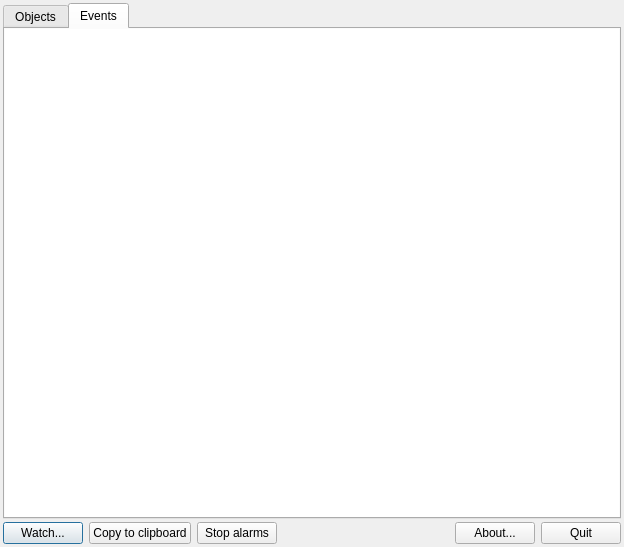
Before: the Qt Designer form FilesystemWatcher.ui in FelixdelasPozas/FilesystemWatcher, drawn with Qt 5.
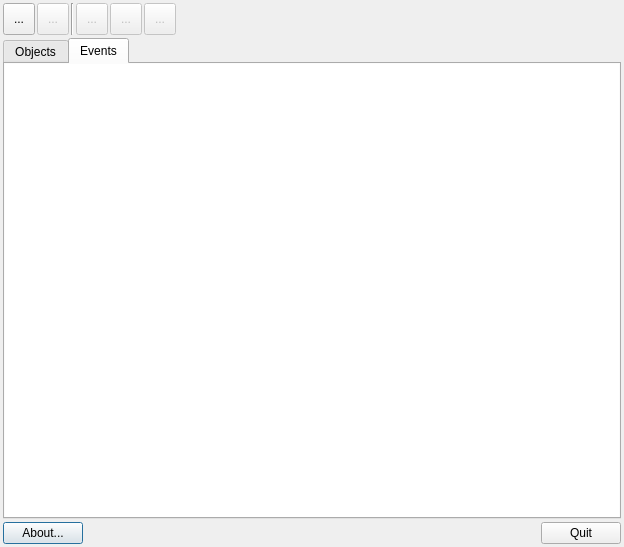
After: the same form once the commit is applied. Icons and pictures are not drawn.

Commit message: Modified the UI to add a toolbar. Added reset button. Color objects with alarm color in objects table.

What changed in the file:
```diff
--- a/FilesystemWatcher.ui
+++ b/FilesystemWatcher.ui
@@ -17,7 +17,7 @@
    <iconset resource="rsc/resources.qrc">
     <normaloff>:/FilesystemWatcher/application.ico</normaloff>:/FilesystemWatcher/application.ico</iconset>
   </property>
-  <layout class="QVBoxLayout" name="verticalLayout">
+  <layout class="QVBoxLayout" name="verticalLayout" stretch="0,1,0">
    <property name="spacing">
     <number>3</number>
    </property>
@@ -33,6 +33,190 @@
    <property name="bottomMargin">
     <number>3</number>
    </property>
+   <item>
+    <layout class="QHBoxLayout" name="horizontalLayout_2">
+     <property name="spacing">
+      <number>2</number>
+     </property>
+     <item>
+      <widget class="QToolButton" name="m_addObject">
+       <property name="minimumSize">
+        <size>
+         <width>32</width>
+         <height>32</height>
+        </size>
+       </property>
+       <property name="maximumSize">
+        <size>
+         <width>32</width>
+         <height>32</height>
+        </size>
+       </property>
+       <property name="text">
+        <string>...</string>
+       </property>
+       <property name="icon">
+        <iconset resource="rsc/resources.qrc">
+         <normaloff>:/FilesystemWatcher/add.svg</normaloff>:/FilesystemWatcher/add.svg</iconset>
+       </property>
+       <property name="iconSize">
+        <size>
+         <width>24</width>
+         <height>24</height>
+        </size>
+       </property>
+      </widget>
+     </item>
+     <item>
+      <widget class="QToolButton" name="m_removeObject">
+       <property name="enabled">
+        <bool>false</bool>
+       </property>
+       <property name="minimumSize">
+        <size>
+         <width>32</width>
+         <height>32</height>
+        </size>
+       </property>
+       <property name="maximumSize">
+        <size>
+         <width>32</width>
+         <height>32</height>
+        </size>
+       </property>
+       <property name="text">
+        <string>...</string>
+       </property>
+       <property name="icon">
+        <iconset resource="rsc/resources.qrc">
+         <normaloff>:/FilesystemWatcher/remove.svg</normaloff>:/FilesystemWatcher/remove.svg</iconset>
+       </property>
+       <property name="iconSize">
+        <size>
+         <width>24</width>
+         <height>24</height>
+        </size>
+       </property>
+      </widget>
+     </item>
+     <item>
+      <widget class="Line" name="line">
+       <property name="orientation">
+        <enum>Qt::Vertical</enum>
+       </property>
+      </widget>
+     </item>
+     <item>
+      <widget class="QToolButton" name="m_reset">
+       <property name="enabled">
+        <bool>false</bool>
+       </property>
+       <property name="minimumSize">
+        <size>
+         <width>32</width>
+         <height>32</height>
+        </size>
+       </property>
+       <property name="maximumSize">
+        <size>
+         <width>32</width>
+         <height>32</height>
+        </size>
+       </property>
+       <property name="text">
+        <string>...</string>
+       </property>
+       <property name="icon">
+        <iconset resource="rsc/resources.qrc">
+         <normaloff>:/FilesystemWatcher/reset.svg</normaloff>:/FilesystemWatcher/reset.svg</iconset>
+       </property>
+       <property name="iconSize">
+        <size>
+         <width>24</width>
+         <height>24</height>
+        </size>
+       </property>
+      </widget>
+     </item>
+     <item>
+      <widget class="QToolButton" name="m_copy">
+       <property name="enabled">
+        <bool>false</bool>
+       </property>
+       <property name="minimumSize">
+        <size>
+         <width>32</width>
+         <height>32</height>
+        </size>
+       </property>
+       <property name="maximumSize">
+        <size>
+         <width>32</width>
+         <height>32</height>
+        </size>
+       </property>
+       <property name="text">
+        <string>...</string>
+       </property>
+       <property name="icon">
+        <iconset resource="rsc/resources.qrc">
+         <normaloff>:/FilesystemWatcher/copy.svg</normaloff>:/FilesystemWatcher/copy.svg</iconset>
+       </property>
+       <property name="iconSize">
+        <size>
+         <width>24</width>
+         <height>24</height>
+        </size>
+       </property>
+      </widget>
+     </item>
+     <item>
+      <widget class="QToolButton" name="m_stopButton">
+       <property name="enabled">
+        <bool>false</bool>
+       </property>
+       <property name="minimumSize">
+        <size>
+         <width>32</width>
+         <height>32</height>
+        </size>
+       </property>
+       <property name="maximumSize">
+        <size>
+         <width>32</width>
+         <height>32</height>
+        </size>
+       </property>
+       <property name="text">
+        <string>...</string>
+       </property>
+       <property name="icon">
+        <iconset resource="rsc/resources.qrc">
+         <normaloff>:/FilesystemWatcher/alarm.svg</normaloff>:/FilesystemWatcher/alarm.svg</iconset>
+       </property>
+       <property name="iconSize">
+        <size>
+         <width>24</width>
+         <height>24</height>
+        </size>
+       </property>
+      </widget>
+     </item>
+     <item>
+      <spacer name="horizontalSpacer_2">
+       <property name="orientation">
+        <enum>Qt::Horizontal</enum>
+       </property>
+       <property name="sizeHint" stdset="0">
+        <size>
+         <width>40</width>
+         <height>20</height>
+        </size>
+       </property>
+      </spacer>
+     </item>
+    </layout>
+   </item>
    <item>
     <widget class="QTabWidget" name="m_tabWidget">
      <property name="currentIndex">
@@ -127,43 +311,6 @@
      <property name="spacing">
       <number>6</number>
      </property>
-     <item>
-      <widget class="QPushButton" name="m_addObject">
-       <property name="text">
-        <string>Watch...</string>
-       </property>
-      </widget>
-     </item>
-     <item>
-      <widget class="QPushButton" name="m_copy">
-       <property name="text">
-        <string>Copy to clipboard</string>
-       </property>
-      </widget>
-     </item>
-     <item>
-      <widget class="QPushButton" name="m_stopButton">
-       <property name="enabled">
-        <bool>true</bool>
-       </property>
-       <property name="text">
-        <string>Stop alarms</string>
-       </property>
-      </widget>
-     </item>
-     <item>
-      <spacer name="horizontalSpacer">
-       <property name="orientation">
-        <enum>Qt::Horizontal</enum>
-       </property>
-       <property name="sizeHint" stdset="0">
-        <size>
-         <width>40</width>
-         <height>20</height>
-        </size>
-       </property>
-      </spacer>
-     </item>
      <item>
       <widget class="QPushButton" name="m_about">
        <property name="text">
@@ -171,6 +318,19 @@
        </property>
       </widget>
      </item>
+     <item>
+      <spacer name="horizontalSpacer">
+       <property name="orientation">
+        <enum>Qt::Horizontal</enum>
+       </property>
+       <property name="sizeHint" stdset="0">
+        <size>
+         <width>40</width>
+         <height>20</height>
+        </size>
+       </property>
+      </spacer>
+     </item>
      <item>
       <widget class="QPushButton" name="m_quit">
        <property name="text">
```
The commit also changes 13 other files.
